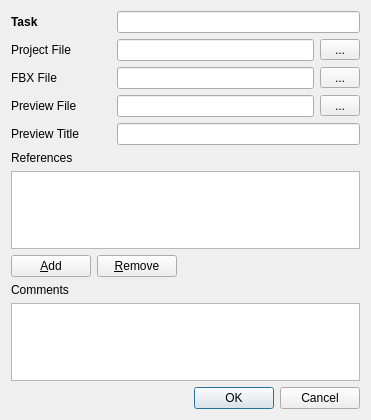
dearyangyu/swing, file module/wildchildanimation/gui/forms/maya/publish_dialog.ui: the form before one commit.
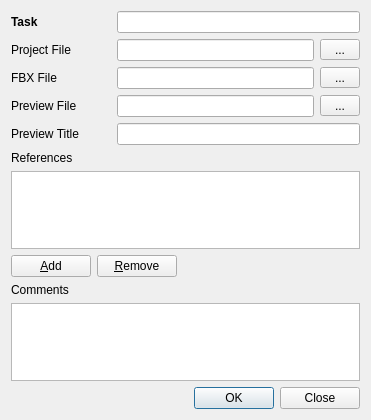
The form after the commit.

The edit to the form file:
```diff
--- a/module/wildchildanimation/gui/forms/maya/publish_dialog.ui
+++ b/module/wildchildanimation/gui/forms/maya/publish_dialog.ui
@@ -287,7 +287,7 @@
      <item>
       <widget class="QPushButton" name="pushButtonCancel">
        <property name="text">
-        <string>Cancel</string>
+        <string>Close</string>
        </property>
       </widget>
      </item>
```
